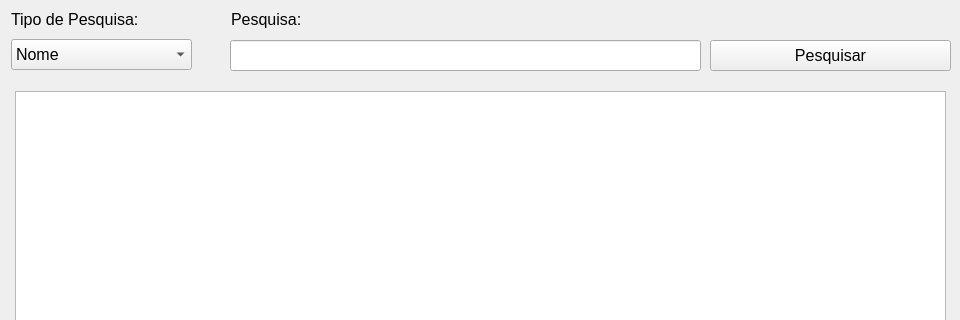
Before: the Qt Designer form app/Pesquisa.ui in CarlosMirdeSouza/DojoMoradaDoSol, drawn with Qt 5; both pictures show x 0 to 960 and y 0 to 320 of the 960 by 640 pixel window.
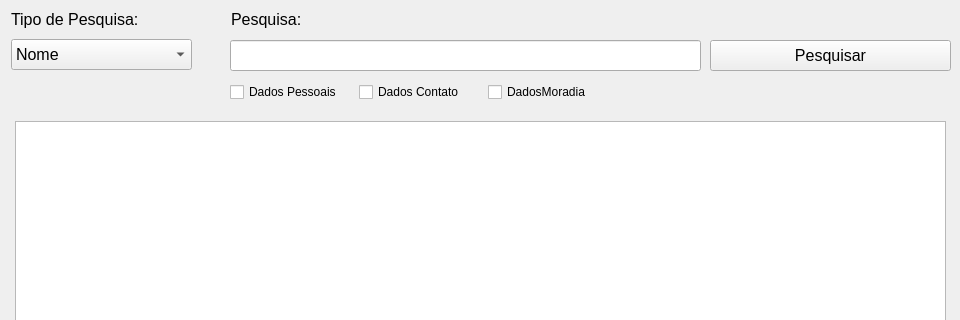
After: the same form once the commit is applied. Icons and pictures are not drawn.

Commit message:
Pequenas modificações
Modifiquei a ui de pesquisa para agregar os checboxes
Modifiquei cadastro pra salvar a imagem na hora do cadastro

The edit to the form file:
```diff
--- a/app/Pesquisa.ui
+++ b/app/Pesquisa.ui
@@ -114,9 +114,9 @@
    <property name="geometry">
     <rect>
      <x>15</x>
-     <y>91</y>
+     <y>121</y>
      <width>931</width>
-     <height>481</height>
+     <height>451</height>
     </rect>
    </property>
    <property name="cursor" stdset="0">
@@ -166,6 +166,39 @@
     <string>Delete</string>
    </property>
   </widget>
+  <widget class="QWidget" name="">
+   <property name="geometry">
+    <rect>
+     <x>230</x>
+     <y>80</y>
+     <width>381</width>
+     <height>25</height>
+    </rect>
+   </property>
+   <layout class="QHBoxLayout" name="horizontalLayout">
+    <item>
+     <widget class="QCheckBox" name="checkBoxDadosPessoais">
+      <property name="text">
+       <string>Dados Pessoais</string>
+      </property>
+     </widget>
+    </item>
+    <item>
+     <widget class="QCheckBox" name="checkBoxDadosContato">
+      <property name="text">
+       <string>Dados Contato</string>
+      </property>
+     </widget>
+    </item>
+    <item>
+     <widget class="QCheckBox" name="checkBoxDadosMoradia">
+      <property name="text">
+       <string>DadosMoradia</string>
+      </property>
+     </widget>
+    </item>
+   </layout>
+  </widget>
  </widget>
  <resources/>
  <connections/>
```
Left out of the diff: 2 changed lines with no effect on the pictures. The commit also changes 2 other files.
